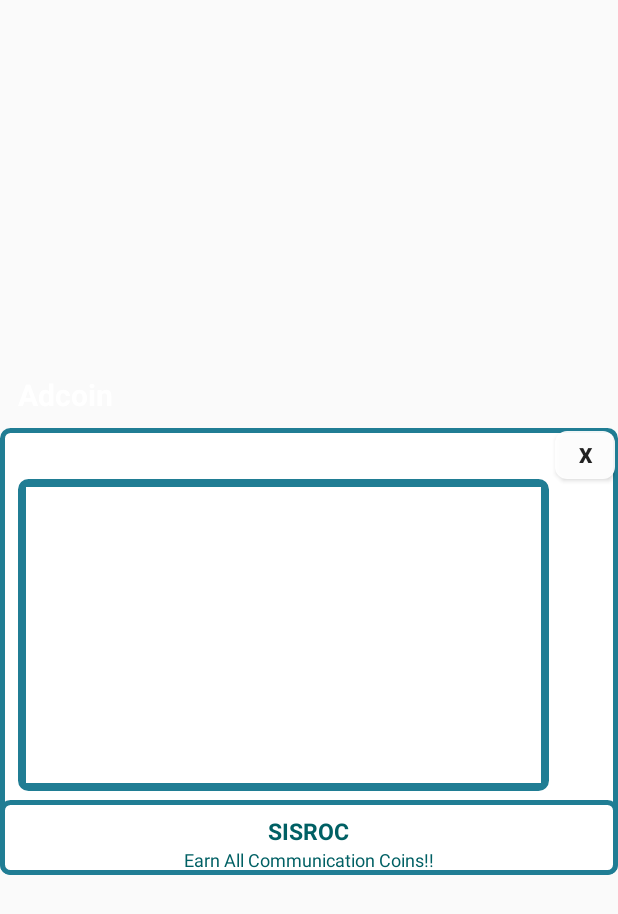
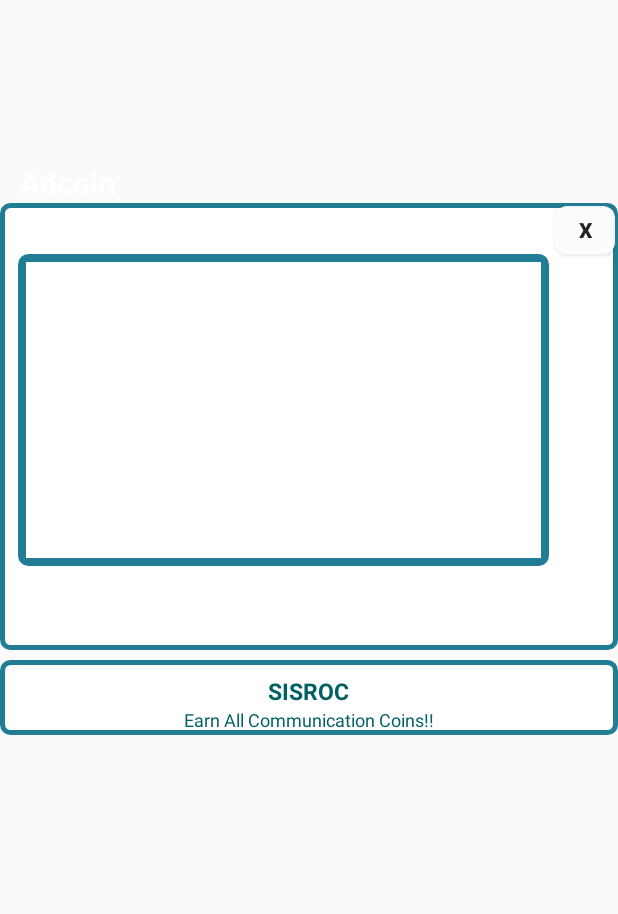
Before and after one commit to dinesh4u2k/MobileVerification, an Android app: the layout popup.xml on its own in the app's theme, with its tools: preview values and no code run, on a phone screen of 412 x 824 dp. Shown: the top 914 px of the screen. Run offline under Robolectric (Android 15) with nearby library versions, the phone set to English and light mode, and no system bars.

Commit message:
Draggable full scr updated

```diff
--- a/app/src/main/res/layout/popup.xml
+++ b/app/src/main/res/layout/popup.xml
@@ -1,20 +1,30 @@
 <?xml version="1.0" encoding="utf-8"?>
 
 
-<RelativeLayout xmlns:android="http://schemas.android.com/apk/res/android"
+<RelativeLayout
+    xmlns:android="http://schemas.android.com/apk/res/android"
+
+    android:layout_width="match_parent"
+    android:layout_height="match_parent"
+    android:orientation="horizontal">
+
+
+    <RelativeLayout
         android:id="@+id/root"
         android:layout_width="match_parent"
-    android:layout_height="wrap_content"
-    android:layout_gravity="center"
+        android:layout_height="390dp"
+        android:layout_marginTop="100dp"
+        android:layout_alignParentStart="true"
+        android:layout_alignParentTop="true"
         android:orientation="horizontal">
 
         <TextView
             android:layout_width="120dp"
             android:layout_height="wrap_content"
+            android:layout_above="@+id/view_root"
             android:layout_alignParentStart="true"
-        android:layout_alignParentTop="true"
-        android:layout_marginStart="12dp"
-        android:layout_marginTop="106dp"
+            android:layout_marginBottom="-35dp"
+            android:layout_marginStart="13dp"
             android:text="Adcoin"
             android:textAppearance="@style/TextAppearance.AppCompat.Body1"
             android:textColor="@android:color/white"
@@ -30,7 +40,7 @@
             android:layout_alignParentStart="true"
             android:layout_alignParentTop="true"
             android:layout_gravity="center"
-        android:layout_marginTop="142dp"
+            android:layout_marginTop="35dp"
             android:background="@drawable/rectangle">
 
 
@@ -70,23 +80,22 @@
         <LinearLayout
             android:layout_width="match_parent"
             android:layout_height="50dp"
-        android:layout_marginTop="390dp"
             android:layout_alignParentStart="true"
-        android:layout_marginBottom="97dp"
+            android:layout_marginTop="340dp"
             android:background="@drawable/rectangle"
             android:orientation="vertical">
-
 
 
             <TextView
                 android:layout_width="wrap_content"
                 android:layout_height="wrap_content"
+                android:layout_gravity="center"
                 android:layout_marginTop="8dp"
-            android:layout_gravity="center"
                 android:text="@string/c_name"
                 android:textColor="#006064"
-            android:textStyle="bold"
-            android:textSize="15sp" />
+                android:textSize="15sp"
+                android:textStyle="bold" />
+
             <TextView
                 android:layout_width="wrap_content"
                 android:layout_height="wrap_content"
@@ -96,7 +105,6 @@
                 android:textSize="12sp" />
 
         </LinearLayout>
-
 
 
         <!--
@@ -113,5 +121,5 @@
         android:layout_marginTop="-136dp"
         android:background="@drawable/rectangle" />-->
 
-
     </RelativeLayout>
+</RelativeLayout>
```
Also changed, not shown: app/src/main/java/com/example/kavi/mobileverification/CustomPhoneStateListener.java (+201 -48 lines). Lines whose indentation alone changed are shown as unchanged.
